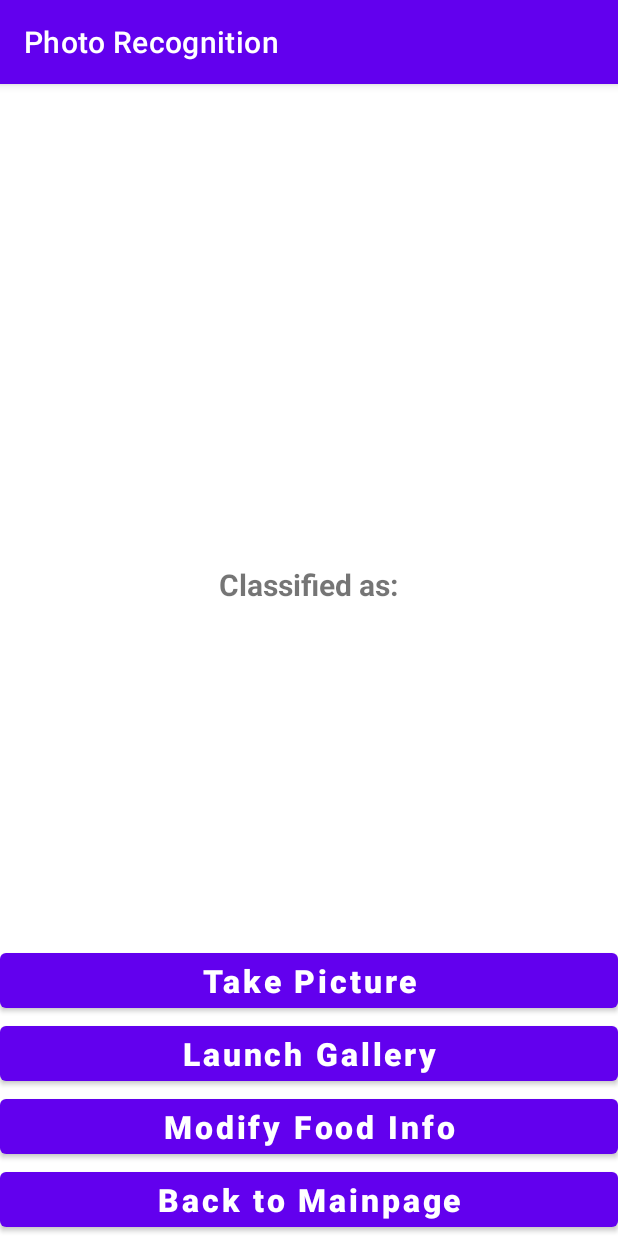
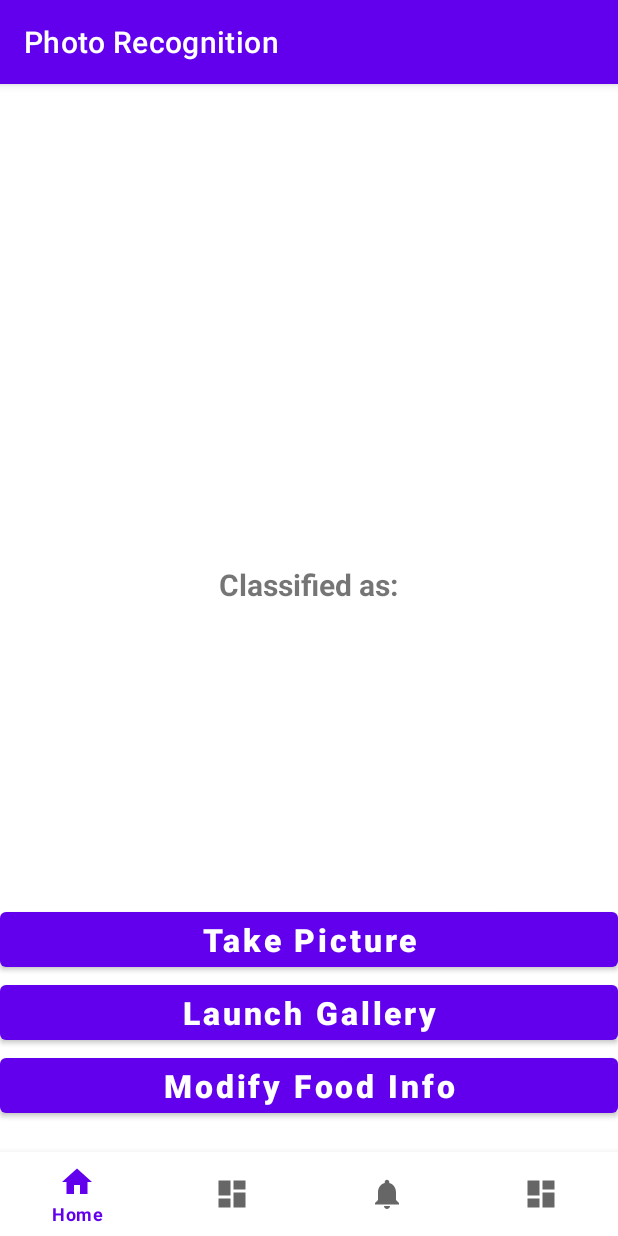
Before and after one commit to bsouthg8/SpeaKcal-Project, an Android app: the PhotoRecognition screen opened directly, with no data from a screen before it, on a phone screen of 412 x 824 dp. Run offline under Robolectric (Android 15) with nearby library versions, the phone set to English and light mode, and no system bars; our stand-ins replace Firebase (no records; nobody signed in at launch, a user with empty details on screens opened directly); libraries missing offline, so code that uses them is left out: org.tensorflow.lite.

Commit message:
some more changes

```diff
--- a/app/src/main/java/com/example/speakcalproject/PhotoRecognition.java
+++ b/app/src/main/java/com/example/speakcalproject/PhotoRecognition.java
@@ -56,7 +56,7 @@ public class PhotoRecognition extends AppCompatActivity {
         getSupportActionBar().setTitle("Photo Recognition");
         setContentView(R.layout.activity_photo_recognition);
 
-        backToMainPage = findViewById((R.id.button4));
+        // backToMainPage = findViewById((R.id.button4));
         camera = findViewById(R.id.button);
         gallery = findViewById(R.id.button2);
         modify = findViewById(R.id.button3);
@@ -67,6 +67,7 @@ public class PhotoRecognition extends AppCompatActivity {
 
         BottomNavigationView navView = findViewById(R.id.nav_view);
         navView.setOnNavigationItemSelectedListener(item -> {
+            Intent intent = null;
             int itemId = item.getItemId();
             if (itemId == R.id.navigation_home) {
                 startActivity(new Intent(this, HomeFragment.class));
@@ -77,16 +78,23 @@ public class PhotoRecognition extends AppCompatActivity {
             } else if (itemId == R.id.navigation_profile) {
                 startActivity(new Intent(this, NotificationsFragment.class));
             }
+
+            if (intent != null) {
+                intent.addFlags(Intent.FLAG_ACTIVITY_REORDER_TO_FRONT);
+                startActivity(intent);
+                return true; // indicates the event is handled.
+            }
+
             return false;
         });
 
         //waiting for main page
-        backToMainPage.setOnClickListener(new View.OnClickListener() {
+/*        backToMainPage.setOnClickListener(new View.OnClickListener() {
             @Override
             public void onClick(View v) {
 
             }
-        });
+        }); */
 
         camera.setOnClickListener(new View.OnClickListener() {
             @Override
--- a/app/src/main/res/layout/activity_photo_recognition.xml
+++ b/app/src/main/res/layout/activity_photo_recognition.xml
@@ -5,34 +5,51 @@
     android:layout_width="match_parent"
     android:layout_height="match_parent"
     tools:context=".PhotoRecognition">
-    <Button
+
+    <com.google.android.material.bottomnavigation.BottomNavigationView
+        android:id="@+id/nav_view"
         android:layout_width="match_parent"
         android:layout_height="wrap_content"
-        android:layout_centerInParent="true"
+        android:layout_alignParentBottom="true"
+        android:layout_marginStart="0dp"
+        android:layout_marginEnd="0dp"
+        android:background="?android:attr/windowBackground"
+        app:layout_constraintBottom_toBottomOf="parent"
+        app:layout_constraintLeft_toLeftOf="parent"
+        app:layout_constraintRight_toRightOf="parent"
+        app:menu="@menu/bottom_nav_menu" />
+
+    <!--<Button
         android:id="@+id/button4"
+        android:layout_width="match_parent"
+        android:layout_height="wrap_content"
+        android:layout_centerVertical="true"
+        android:layout_above="@id/nav_view"
         android:text="Back to Mainpage"
         android:textAllCaps="false"
-        android:layout_alignParentBottom="true"
         android:textSize="21sp"
-        android:textStyle="bold"/>
+        android:textStyle="bold" />-->
+
     <Button
         android:layout_width="match_parent"
         android:layout_height="wrap_content"
         android:layout_centerInParent="true"
         android:id="@+id/button3"
         android:text="Modify Food Info"
+        android:layout_marginBottom="20dp"
         android:textAllCaps="false"
-        android:layout_above="@id/button4"
+        android:layout_above="@id/nav_view"
         android:textSize="21sp"
         android:textStyle="bold" />
+
     <Button
+        android:id="@+id/button"
         android:layout_width="match_parent"
         android:layout_height="wrap_content"
+        android:layout_above="@id/button2"
         android:layout_centerInParent="true"
-        android:id="@+id/button"
         android:text="Take Picture"
         android:textAllCaps="false"
-        android:layout_above="@id/button2"
         android:textSize="21sp"
         android:textStyle="bold" />
     <Button
@@ -73,16 +90,4 @@
         android:textSize="25sp"
         android:textStyle="bold" />
 
-    <com.google.android.material.bottomnavigation.BottomNavigationView
-        android:id="@+id/nav_view"
-        android:layout_width="0dp"
-        android:layout_height="wrap_content"
-        android:layout_marginStart="0dp"
-        android:layout_marginEnd="0dp"
-        android:background="?android:attr/windowBackground"
-        app:layout_constraintBottom_toBottomOf="parent"
-        app:layout_constraintLeft_toLeftOf="parent"
-        app:layout_constraintRight_toRightOf="parent"
-        app:menu="@menu/bottom_nav_menu" />
-
 </RelativeLayout>
```
